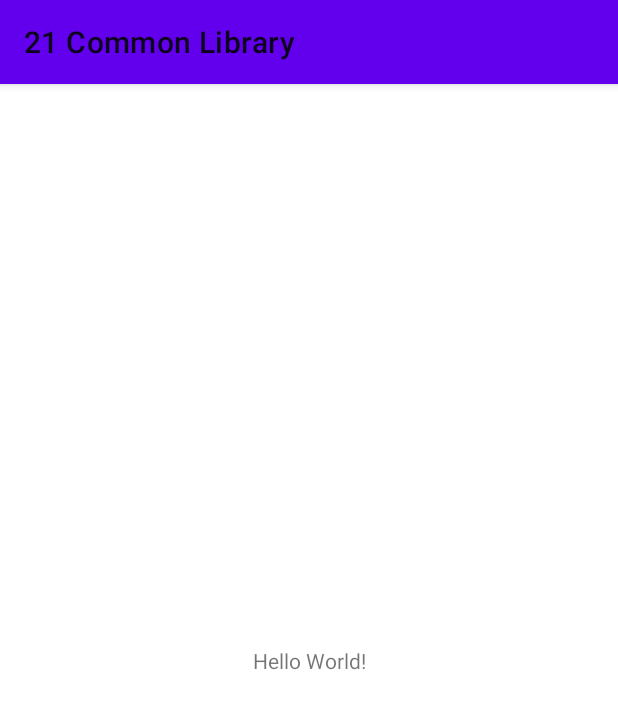
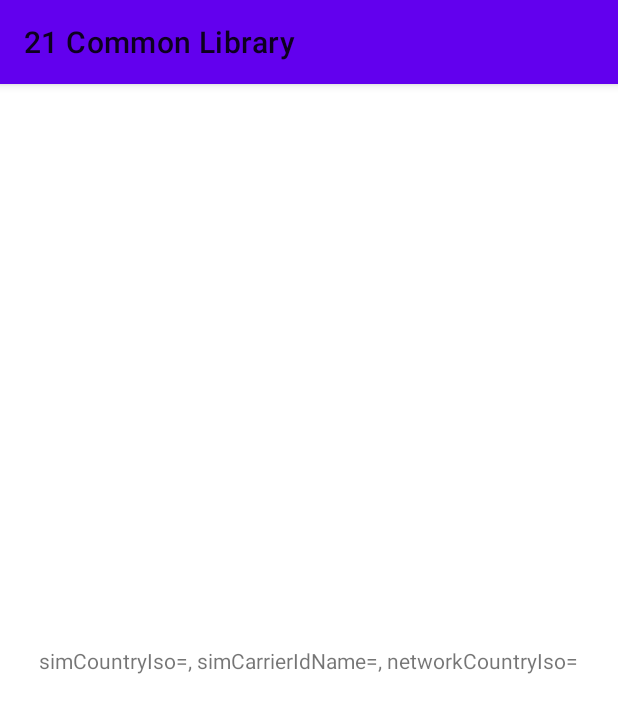
Before and after one commit to li2/android-common, an Android app: the screen it shows after launch (MainActivity), on a phone screen of 412 x 824 dp. Shown: the top 713 px of the screen. Run offline under Robolectric (Android 15) with nearby library versions, the phone set to English and light mode, and no system bars.

Commit message:
Add sim utils

```diff
--- a/app/src/main/java/me/li2/android/commonsample/MainActivity.kt
+++ b/app/src/main/java/me/li2/android/commonsample/MainActivity.kt
@@ -1,12 +1,16 @@
 package me.li2.android.commonsample
 
 import android.os.Bundle
+import android.widget.TextView
 import androidx.appcompat.app.AppCompatActivity
+import me.li2.android.common.framework.SimUtils
 
 class MainActivity : AppCompatActivity() {
 
     override fun onCreate(savedInstanceState: Bundle?) {
         super.onCreate(savedInstanceState)
         setContentView(R.layout.activity_main)
+
+        findViewById<TextView>(R.id.resultTextView).text = SimUtils.getSimInfo(this)
     }
 }
--- a/app/src/main/res/layout/activity_main.xml
+++ b/app/src/main/res/layout/activity_main.xml
@@ -7,6 +7,7 @@
     tools:context=".MainActivity">
 
     <TextView
+        android:id="@+id/resultTextView"
         android:layout_width="wrap_content"
         android:layout_height="wrap_content"
         android:text="Hello World!"
--- a/build.gradle
+++ b/build.gradle
@@ -2,7 +2,7 @@
 
 buildscript {
     ext.vKotlin = '1.3.61'
-    ext.vGradle = '4.0.0-rc01'
+    ext.vGradle = '4.1.2'
     repositories {
         google()
         jcenter()
--- /dev/null
+++ b/common/src/main/java/me/li2/android/common/framework/SimUtils.kt
@@ -0,0 +1,24 @@
+package me.li2.android.common.framework
+
+import android.content.Context
+import android.os.Build
+import android.telephony.TelephonyManager
+
+/*
+ * Created by Weiyi Li on 16/03/21.
+ * https://github.com/li2
+ */
+
+object SimUtils {
+    fun getSimInfo(context: Context): String {
+        val phoneManager = context.getSystemService(Context.TELEPHONY_SERVICE) as TelephonyManager
+
+        val simCarrierIdName = if (Build.VERSION.SDK_INT >= Build.VERSION_CODES.P) {
+            phoneManager.simCarrierIdName?.toString().orEmpty()
+        } else {
+            ""
+        }
+
+        return "simCountryIso=${phoneManager.simCountryIso}, simCarrierIdName=$simCarrierIdName, networkCountryIso=${phoneManager.networkCountryIso}"
+    }
+}
```
Also changed, not shown: gradle/wrapper/gradle-wrapper.properties.
